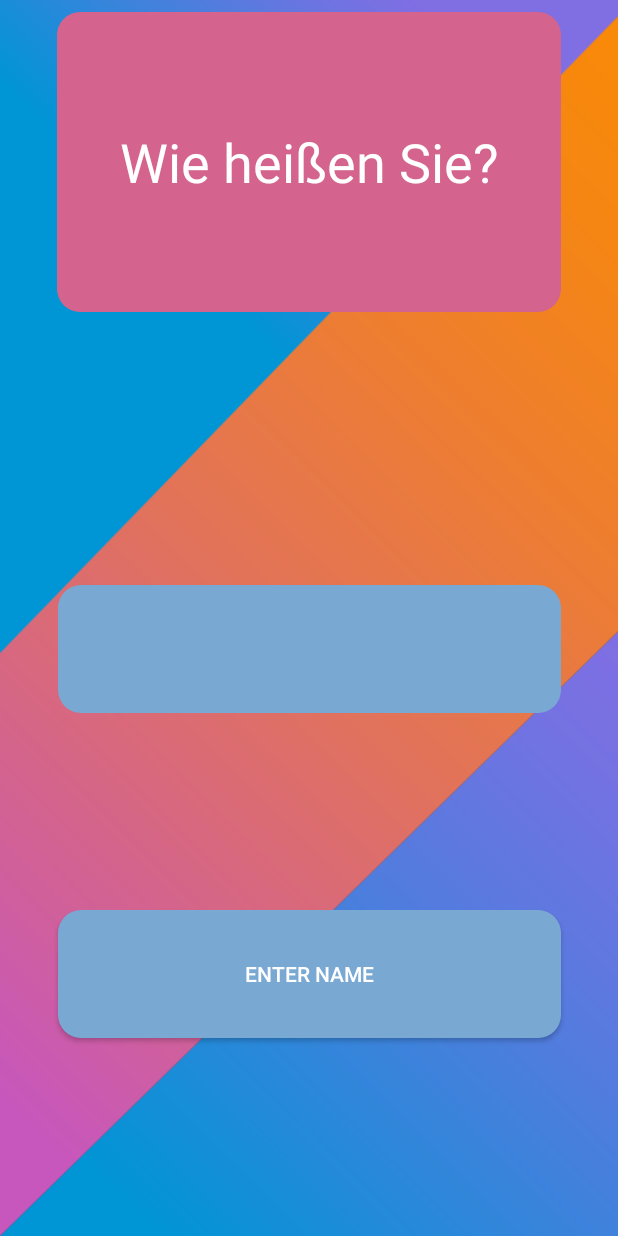
After one commit to xVortal/QuizAppv2, an Android app: the ChooseNameActivity screen opened directly, with no data from a screen before it, on a phone screen of 412 x 824 dp. The commit adds this screen. Run offline under Robolectric (Android 15) with nearby library versions, the phone set to English and light mode, and no system bars; 1 statement that could not run was skipped.

Commit message:
userlogin eingefügt mit datenbanktables und db probleme gefixed

```diff
--- a/app/src/main/AndroidManifest.xml
+++ b/app/src/main/AndroidManifest.xml
@@ -9,12 +9,15 @@
         android:roundIcon="@mipmap/ic_launcher_round"
         android:supportsRtl="true"
         android:theme="@style/Theme.AppCompat.NoActionBar">
-        <activity android:name=".ChooseModusActivity"
+        <activity android:name=".ChooseNameActivity"
             android:screenOrientation="portrait">
             <intent-filter>
                 <action android:name="android.intent.action.MAIN" />
                 <category android:name="android.intent.category.LAUNCHER" />
             </intent-filter>
+        </activity>
+        <activity android:name=".ChooseModusActivity"
+            android:screenOrientation="portrait">
         </activity>
         <activity android:name=".WissenLevelAcitivity"
             android:screenOrientation="portrait">
--- /dev/null
+++ b/app/src/main/java/com/example/quizappv2/ChooseNameActivity.kt
@@ -0,0 +1,40 @@
+package com.example.quizappv2
+
+import android.content.Intent
+import android.os.Bundle
+import android.widget.Button
+import android.widget.EditText
+import androidx.appcompat.app.AppCompatActivity
+
+class ChooseNameActivity : AppCompatActivity() {
+
+    internal lateinit var db:DBHelper
+
+
+    override fun onCreate(savedInstanceState: Bundle?) {
+        super.onCreate(savedInstanceState)
+        setContentView(R.layout.activity_choosename)
+        db = DBHelper(this)
+        if(db.checkIfUserIsAvailable()){
+            println(db.getUserName())
+            val intent = Intent(this, ChooseModusActivity::class.java)
+            startActivity(intent)
+        }
+        db.cleanDatabase()
+
+        db.fillQuestionsTable()
+        defineButton()
+    }
+
+    private fun defineButton(){
+        val inputName = findViewById<EditText>(R.id.userName)
+        db.deleteDataFromUserTable()
+        val enterName = findViewById<Button>(R.id.enterName)
+        enterName.setOnClickListener {
+            db.addUserToUserTable(inputName.getText().toString())
+            val intent = Intent(this, ChooseModusActivity::class.java)
+            intent.putExtra("inputName", inputName.getText().toString())
+            startActivity(intent)
+        }
+    }
+}
--- a/app/src/main/java/com/example/quizappv2/DBHelper.kt
+++ b/app/src/main/java/com/example/quizappv2/DBHelper.kt
@@ -5,13 +5,14 @@ import android.content.Context
 import android.database.DatabaseUtils
 import android.database.sqlite.SQLiteDatabase
 import android.database.sqlite.SQLiteOpenHelper
+import android.text.Editable
 
 class DBHelper (context: Context) : SQLiteOpenHelper(context, DATABASE_NAME,null, DATABASE_VER){
     companion object{
-        private val DATABASE_VER = 1
+        private val DATABASE_VER = 2
         private val DATABASE_NAME = "QUIZAPPV2.db"
 
-        private val TABLE_NAME = "Qusetion"
+        private val TABLE_NAME = "Question"
         private val COL_ID = "Id"
         private val COL_QUESTION = "Question"
         private val COL_ANSWERA = "AnswerA"
@@ -20,18 +21,57 @@ class DBHelper (context: Context) : SQLiteOpenHelper(context, DATABASE_NAME,null
         private val COL_ANSWERD = "AnswerD"
         private val COL_CORRECTANSWER = "CorrectAnswerA"
         private val COL_DIFFICULTY = "Difficulty"
+
+        private val USER_TABLE_NAME = "Users"
+        private val COL_USER_ID = "UserID"
+        private val COL_USER_NAME = "UserName"
+        private val COL_BRONZE = "BRONZE"
+        private val COL_SILVER = "SILVER"
+        private val COL_GOLD = "GOLD"
+        private val COL_PLATINUM = "PLATINUM"
+        private val COL_DIAMOND = "DIAMOND"
+        private val COL_BOSS_HP = "BossHP"
+
+        private val ITEM_TABLE_NAME = "Items"
+        private val COL_ITEM_ID = "ItemID"
+        private val COL_ITEM_NAME = "ItemName"
+        private val COL_ITEM_EFFEKT = "ItemEffekt"
+
+        private val USER_ITEM_TABLE_NAME = "UserItem"
+      //  private val COL_USER_ID_USER_ITEM = "UserID"
+      //  private val COL_ITEM_ID_USER_ITEM = "ItemID"
+        private val COL_ANZAHL_USER_ITEM = "AnzahlItem"
     }
+
 
     override fun onCreate(db: SQLiteDatabase?) {
         //db!!.execSQL("SELECT * FROM $TABLE_NAME")
         db!!.execSQL("DROP TABLE IF EXISTS $TABLE_NAME")
+        db!!.execSQL("DROP TABLE IF EXISTS $USER_TABLE_NAME")
+        db!!.execSQL("DROP TABLE IF EXISTS $ITEM_TABLE_NAME")
+        db!!.execSQL("DROP TABLE IF EXISTS $USER_ITEM_TABLE_NAME")
         val CREATE_TABLE_QUERY: String = ("CREATE TABLE $TABLE_NAME ($COL_ID INTEGER PRIMARY KEY AUTOINCREMENT, $COL_QUESTION TEXT," +
                 "$COL_ANSWERA TEXT, $COL_ANSWERB TEXT, $COL_ANSWERC TEXT, $COL_ANSWERD TEXT, $COL_CORRECTANSWER TEXT, $COL_DIFFICULTY TEXT)")
         db!!.execSQL(CREATE_TABLE_QUERY)
+        val CREATE_TABLE_QUERY_USER: String = ("CREATE TABLE $USER_TABLE_NAME ($COL_USER_ID INTEGER PRIMARY KEY AUTOINCREMENT, $COL_USER_NAME TEXT," +
+                "$COL_BRONZE INTEGER, $COL_SILVER INTEGER, $COL_GOLD INTEGER, $COL_PLATINUM INTEGER, $COL_DIAMOND INTEGER, $COL_BOSS_HP INTEGER)")
+        db!!.execSQL(CREATE_TABLE_QUERY_USER)
+        val CREATE_TABLE_QUERY_ITEM: String = ("CREATE TABLE $ITEM_TABLE_NAME ($COL_ITEM_ID INTEGER PRIMARY KEY AUTOINCREMENT, $COL_ITEM_NAME TEXT," +
+                "$COL_ITEM_EFFEKT TEXT)")
+        db!!.execSQL(CREATE_TABLE_QUERY_ITEM)
+        val CREATE_TABLE_QUERY_USER_ITEM: String = ("CREATE TABLE $USER_ITEM_TABLE_NAME ($COL_ITEM_ID INTEGER," +
+                "$COL_USER_ID INTEGER, $COL_ANZAHL_USER_ITEM INTEGER, PRIMARY KEY($COL_USER_ID, $COL_ITEM_ID))")
+        db!!.execSQL(CREATE_TABLE_QUERY_USER_ITEM)
     }
 
     override fun onUpgrade(db: SQLiteDatabase?, oldVersion: Int, newVersion: Int) {
         db!!.execSQL("DROP TABLE IF EXISTS $TABLE_NAME")
+        onCreate(db!!)
+        db!!.execSQL("DROP TABLE IF EXISTS $USER_TABLE_NAME")
+        onCreate(db!!)
+        db!!.execSQL("DROP TABLE IF EXISTS $ITEM_TABLE_NAME")
+        onCreate(db!!)
+        db!!.execSQL("DROP TABLE IF EXISTS $USER_ITEM_TABLE_NAME")
         onCreate(db!!)
     }
 
@@ -153,4 +193,50 @@ class DBHelper (context: Context) : SQLiteOpenHelper(context, DATABASE_NAME,null
         db.execSQL("DELETE FROM SQLITE_SEQUENCE WHERE name = '"+ TABLE_NAME +"'")
 
     }
+
+    fun addUserToUserTable(name: String){
+        val db = this.writableDatabase
+        val values = ContentValues()
+        //values.put(COL_USER_ID, 1)
+        values.put(COL_USER_NAME, name)
+        values.put(COL_BRONZE, 0)
+        values.put(COL_SILVER, 0)
+        values.put(COL_GOLD, 0)
+        values.put(COL_PLATINUM, 0)
+        values.put(COL_DIAMOND, 0)
+        values.put(COL_BOSS_HP, 0)
+
+        db.insert(USER_TABLE_NAME, null, values)
+    }
+
+    fun deleteDataFromUserTable(){
+        val db = this.writableDatabase
+        db.execSQL("DELETE FROM " + USER_TABLE_NAME)
+        db.execSQL("DELETE FROM SQLITE_SEQUENCE WHERE name = '"+ USER_TABLE_NAME +"'")
+    }
+
+    fun checkIfUserIsAvailable(): Boolean{
+        val db = this.readableDatabase
+        val selectQuery = "SELECT * FROM $USER_TABLE_NAME WHERE $COL_USER_ID = 1;"
+        println(selectQuery)
+        val cursor = db.rawQuery(selectQuery,null)
+        if (cursor != null){
+            return true
+        }
+        return false
+    }
+
+    fun getUserName() : String{
+        val db = this.readableDatabase
+        val selectQuery = "SELECT $COL_USER_NAME FROM $USER_TABLE_NAME WHERE $COL_USER_ID = 1;"
+        println(selectQuery)
+        val cursor = db.rawQuery(selectQuery, null)
+        if(cursor != null){
+            cursor.moveToFirst()
+            val name = cursor.getString(cursor.getColumnIndex(COL_USER_NAME))
+            println(name)
+            return name
+        }
+        return "null"
+    }
 }
--- a/app/src/main/java/com/example/quizappv2/MainTestActivity.kt
+++ b/app/src/main/java/com/example/quizappv2/MainTestActivity.kt
@@ -23,10 +23,11 @@ class MainTestActivity : AppCompatActivity() {
         super.onCreate(savedInstanceState)
         setContentView(R.layout.activity_main_test)
 
+        //diese 3 Funktionen für geamification ausgeschaltet
         db = DBHelper(this)
-        db.cleanDatabase()
+      //  db.cleanDatabase()
 
-        db.fillQuestionsTable()
+      //  db.fillQuestionsTable()
 
 
         if(getIntent().getIntExtra("lvl", 0) == 2) {
--- /dev/null
+++ b/app/src/main/res/layout/activity_choosename.xml
@@ -0,0 +1,50 @@
+<?xml version="1.0" encoding="utf-8"?>
+<androidx.constraintlayout.widget.ConstraintLayout xmlns:android="http://schemas.android.com/apk/res/android"
+    xmlns:app="http://schemas.android.com/apk/res-auto"
+    xmlns:tools="http://schemas.android.com/tools"
+    android:layout_width="match_parent"
+    android:layout_height="match_parent"
+    tools:context=".ChooseModusActivity"
+    android:background="@drawable/bildschirmhintergrund">
+
+    <TextView
+        android:id="@+id/textViewName"
+        android:layout_width="336dp"
+        android:layout_height="200dp"
+        android:layout_marginStart="8dp"
+        android:layout_marginLeft="8dp"
+        android:layout_marginTop="8dp"
+        android:layout_marginEnd="8dp"
+        android:layout_marginRight="8dp"
+        android:background="@drawable/rounded_textview_corner"
+        android:gravity="center"
+        android:text="Wie heißen Sie?"
+        android:textColor="#FFFFFF"
+        android:textSize="36sp"
+        app:layout_constraintEnd_toEndOf="parent"
+        app:layout_constraintStart_toStartOf="parent"
+        app:layout_constraintTop_toTopOf="parent" />
+
+    <EditText
+        android:id="@+id/userName"
+        android:layout_width="335dp"
+        android:layout_height="85dp"
+        android:layout_marginTop="50dp"
+        app:layout_constraintBottom_toTopOf="@+id/enterName"
+        android:background="@drawable/rounded_button_corners"
+        app:layout_constraintEnd_toEndOf="parent"
+        app:layout_constraintStart_toStartOf="parent"
+        app:layout_constraintTop_toBottomOf="@+id/textViewName"/>
+
+    <Button
+        android:id="@+id/enterName"
+        android:layout_width="335dp"
+        android:layout_height="85dp"
+        android:text="Enter Name"
+        android:background = "@drawable/rounded_button_corners"
+        app:layout_constraintBottom_toBottomOf="parent"
+        app:layout_constraintEnd_toEndOf="parent"
+        app:layout_constraintStart_toStartOf="parent"
+        app:layout_constraintTop_toBottomOf="@+id/userName" />
+
+</androidx.constraintlayout.widget.ConstraintLayout>
```
Also changed, not shown: app/src/main/java/com/example/quizappv2/ChooseModusActivity.kt (+14 -2 lines).
